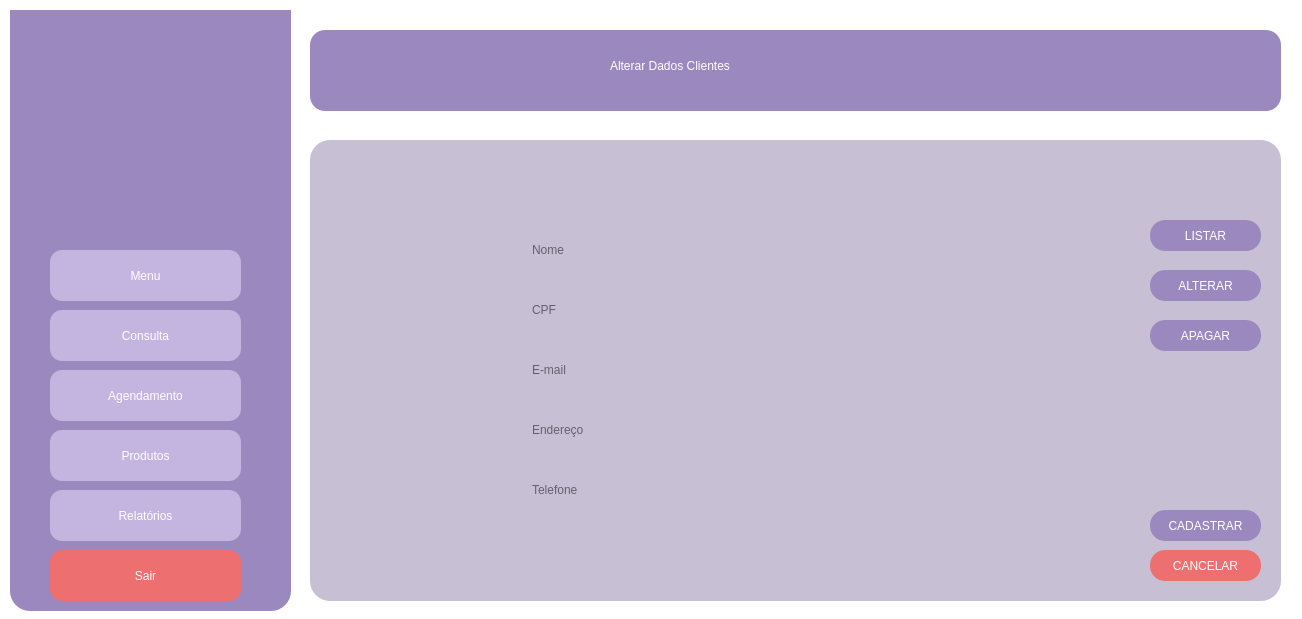
This is VeterinaryScheduleSystem/cadastroalterar.ui in brenoafsa/VeterinaryScheduleSystem as Qt 5 draws it before an edit. The edited form follows.
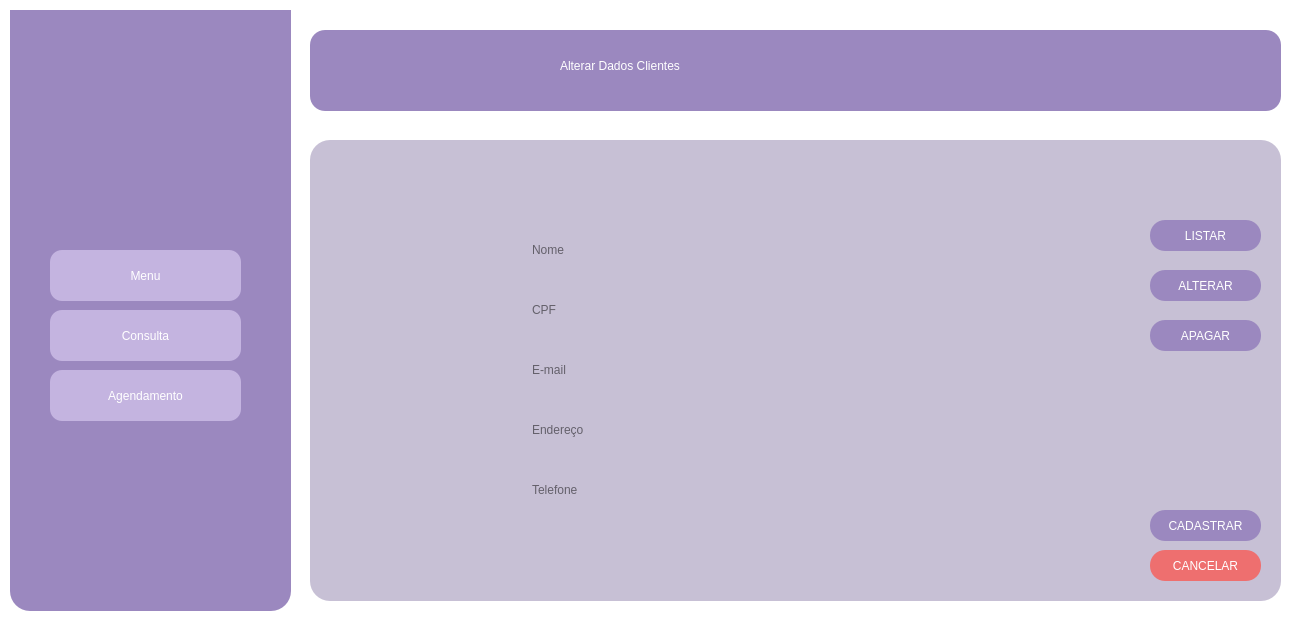
This is the edited form. Icons and pictures are not drawn.

```diff
--- a/VeterinaryScheduleSystem/cadastroalterar.ui
+++ b/VeterinaryScheduleSystem/cadastroalterar.ui
@@ -88,66 +88,6 @@
      <string>Agendamento</string>
     </property>
    </widget>
-   <widget class="QPushButton" name="produtosButton">
-    <property name="geometry">
-     <rect>
-      <x>40</x>
-      <y>420</y>
-      <width>191</width>
-      <height>51</height>
-     </rect>
-    </property>
-    <property name="styleSheet">
-     <string notr="true">background-color: #C4B4E0;
-font: 700 9pt &quot;System&quot;;
-border-radius: 12px;
-padding: 5px;
-color: #ffffff</string>
-    </property>
-    <property name="text">
-     <string>Produtos</string>
-    </property>
-   </widget>
-   <widget class="QPushButton" name="relatoriosButton">
-    <property name="geometry">
-     <rect>
-      <x>40</x>
-      <y>480</y>
-      <width>191</width>
-      <height>51</height>
-     </rect>
-    </property>
-    <property name="styleSheet">
-     <string notr="true">background-color: #C4B4E0;
-font: 700 9pt &quot;System&quot;;
-border-radius: 12px;
-padding: 5px;
-color: #ffffff</string>
-    </property>
-    <property name="text">
-     <string>Relatórios</string>
-    </property>
-   </widget>
-   <widget class="QPushButton" name="sairButton">
-    <property name="geometry">
-     <rect>
-      <x>40</x>
-      <y>540</y>
-      <width>191</width>
-      <height>51</height>
-     </rect>
-    </property>
-    <property name="styleSheet">
-     <string notr="true">background-color: #EE6F6F;
-font: 700 9pt &quot;System&quot;;
-border-radius: 12px;
-padding: 5px;
-color: #ffffff</string>
-    </property>
-    <property name="text">
-     <string>Sair</string>
-    </property>
-   </widget>
    <widget class="QLabel" name="label">
     <property name="geometry">
      <rect>
@@ -190,9 +130,9 @@
    <widget class="QLabel" name="titulo">
     <property name="geometry">
      <rect>
-      <x>300</x>
+      <x>250</x>
       <y>10</y>
-      <width>471</width>
+      <width>501</width>
       <height>51</height>
      </rect>
     </property>
```
Left out of the diff: 3 changed lines with no effect on the pictures.
